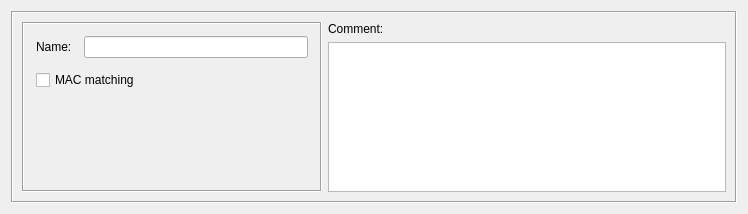
First picture: the form in src/gui/hostdialog_q.ui, repository fwbuilder/fwbuilder, before the edit.
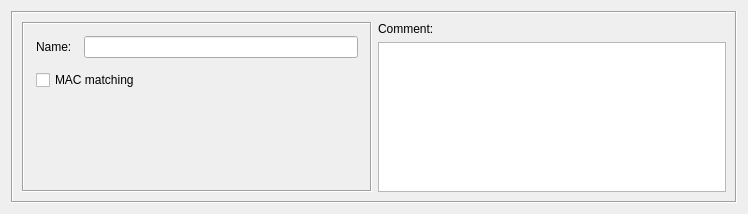
Second picture: the form after the edit.

```diff
--- a/src/gui/hostdialog_q.ui
+++ b/src/gui/hostdialog_q.ui
@@ -35,13 +35,13 @@
         </property>
         <property name="minimumSize" >
          <size>
-          <width>300</width>
+          <width>350</width>
           <height>0</height>
          </size>
         </property>
         <property name="maximumSize" >
          <size>
-          <width>300</width>
+          <width>350</width>
           <height>16777215</height>
          </size>
         </property>
```
Left out of the diff: 1 changed line with no effect on the pictures.
